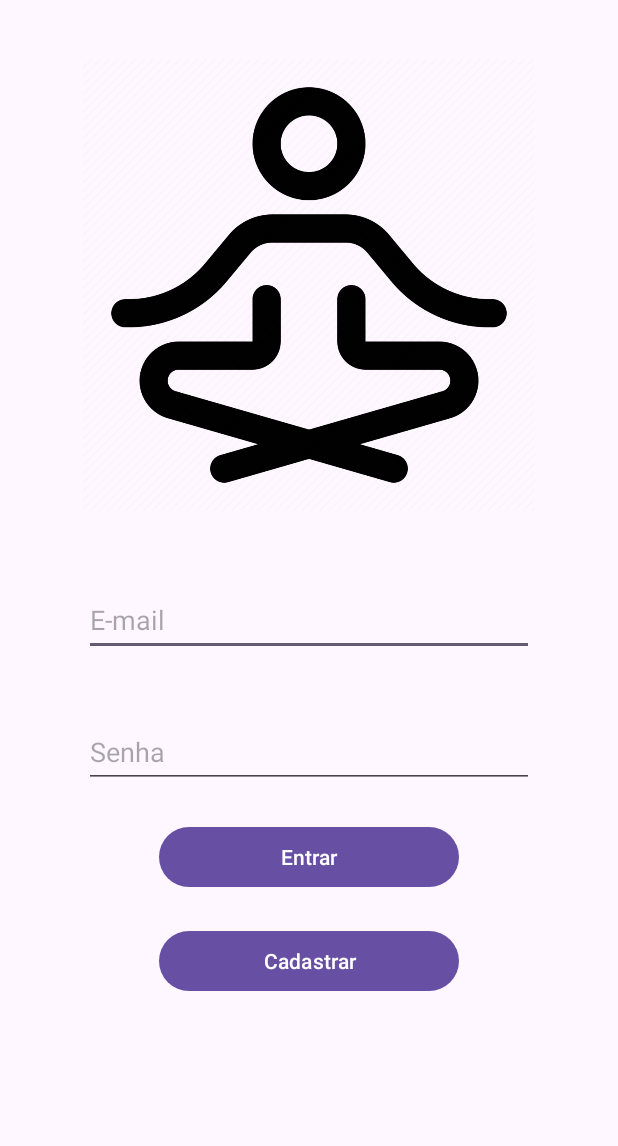
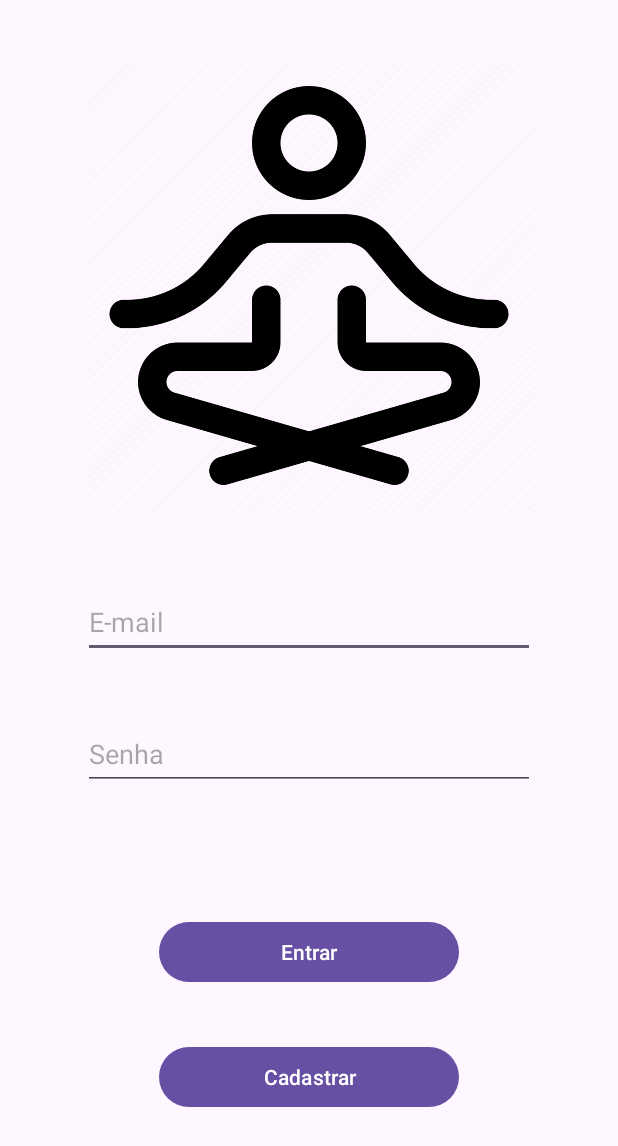
Before and after one commit to tbgbarros/MindEase, an Android app: the screen it shows after launch (MainActivity), on a phone screen of 412 x 824 dp. Shown: the top 1146 px of the screen. Run offline under Robolectric (Android 15) with nearby library versions, the phone set to English and light mode, and no system bars; our stand-ins replace Firebase (no records; nobody signed in at launch, a user with empty details on screens opened directly).

```diff
--- a/app/src/main/res/layout/activity_main.xml
+++ b/app/src/main/res/layout/activity_main.xml
@@ -11,10 +11,10 @@
         android:id="@+id/imageView3"
         android:layout_width="0dp"
         android:layout_height="0dp"
-        android:layout_marginStart="55dp"
+        android:layout_marginStart="54dp"
         android:layout_marginTop="16dp"
-        android:layout_marginEnd="55dp"
-        android:layout_marginBottom="25dp"
+        android:layout_marginEnd="54dp"
+        android:layout_marginBottom="26dp"
         app:layout_constraintBottom_toTopOf="@+id/txtEmail"
         app:layout_constraintEnd_toEndOf="parent"
         app:layout_constraintStart_toStartOf="parent"
@@ -23,8 +23,10 @@
 
     <EditText
         android:id="@+id/txtEmail"
-        android:layout_width="300dp"
+        android:layout_width="0dp"
         android:layout_height="wrap_content"
+        android:layout_marginStart="55dp"
+        android:layout_marginEnd="55dp"
         android:layout_marginBottom="40dp"
         android:ems="10"
         android:hint="E-mail"
@@ -38,9 +40,11 @@
 
     <EditText
         android:id="@+id/txtSenha"
-        android:layout_width="300dp"
+        android:layout_width="0dp"
         android:layout_height="wrap_content"
-        android:layout_marginBottom="22dp"
+        android:layout_marginStart="55dp"
+        android:layout_marginEnd="55dp"
+        android:layout_marginBottom="84dp"
         android:ems="10"
         android:hint="Senha"
         android:inputType="textPassword"
@@ -55,7 +59,7 @@
         android:id="@+id/loginBotao"
         android:layout_width="200dp"
         android:layout_height="wrap_content"
-        android:layout_marginBottom="21dp"
+        android:layout_marginBottom="35dp"
         android:text="Entrar"
         app:layout_constraintBottom_toTopOf="@+id/cadastrarBotao"
         app:layout_constraintEnd_toEndOf="parent"
@@ -67,7 +71,7 @@
         android:id="@+id/cadastrarBotao"
         android:layout_width="200dp"
         android:layout_height="wrap_content"
-        android:layout_marginBottom="159dp"
+        android:layout_marginBottom="82dp"
         android:text="Cadastrar"
         app:layout_constraintBottom_toBottomOf="parent"
         app:layout_constraintEnd_toEndOf="parent"
```
